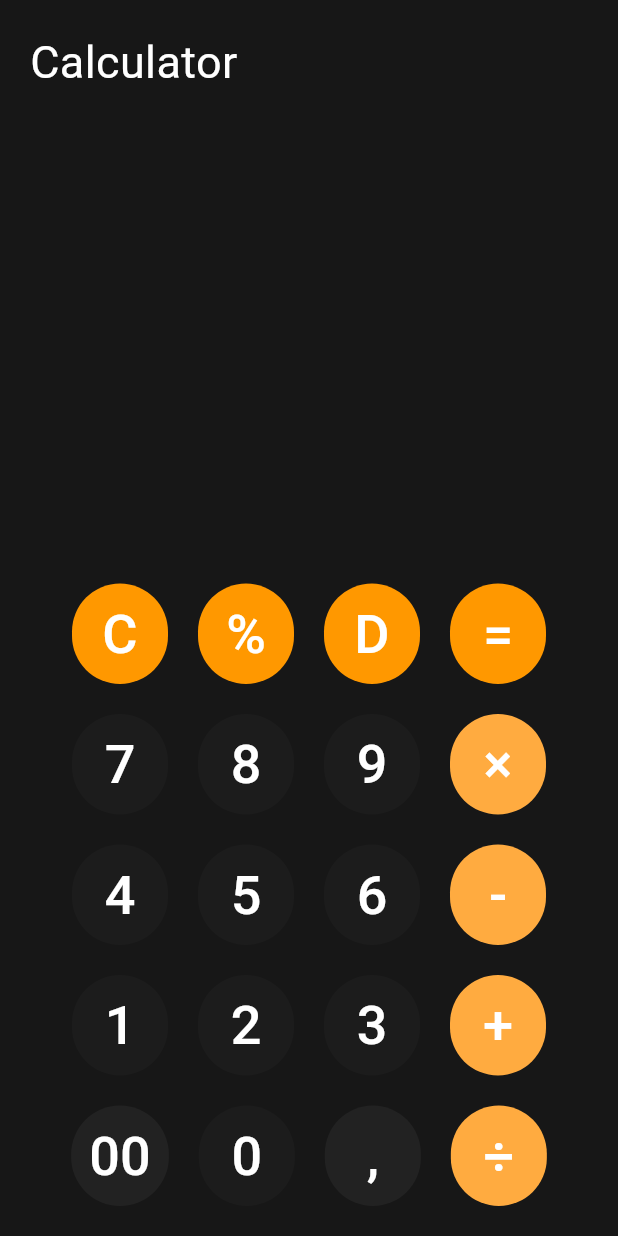
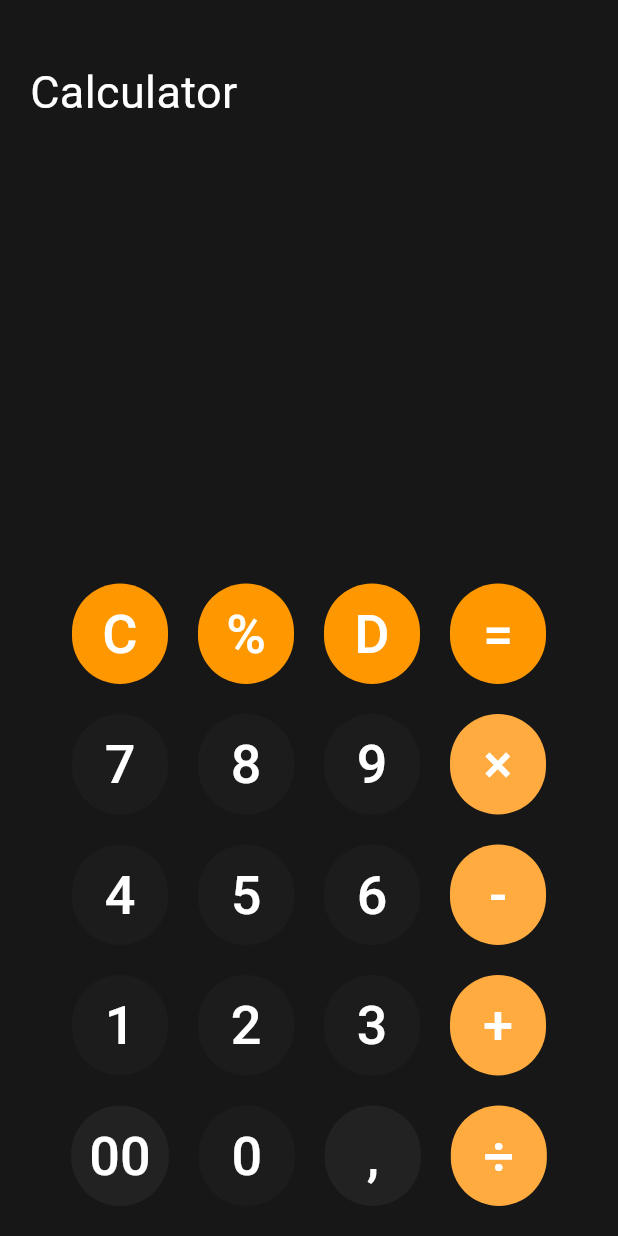
Before and after one commit to Ertugrul-Pakdamar/Flutter-Mobile-Calculator, a Flutter app: the screen it shows after launch, on a phone screen of 412 x 824 dp. Run offline on Flutter 3.47's test engine with Material 3 defaults, Android fonts, the phone set to English and light mode, and no system bars.

```diff
--- a/lib/pages/main_page.dart
+++ b/lib/pages/main_page.dart
@@ -20,7 +20,7 @@ class _MainPageState extends State<MainPage> {
         ),
         child: Column(
               children: [
-                const SizedBox(height: 20,),
+                const SizedBox(height: 40,),
                 const Row(
                   children: [
                     SizedBox(width: 20,),
@@ -38,11 +38,11 @@ class _MainPageState extends State<MainPage> {
                 const Expanded(child: SizedBox()),
                 previousOperation(),
                 const SizedBox(
-                  height: 30,
+                  height: 15,
                 ),
                 currentOperation(),
                 const SizedBox(
-                  height: 20,
+                  height: 15,
                 ),
                 buttons(),
               ],
```
